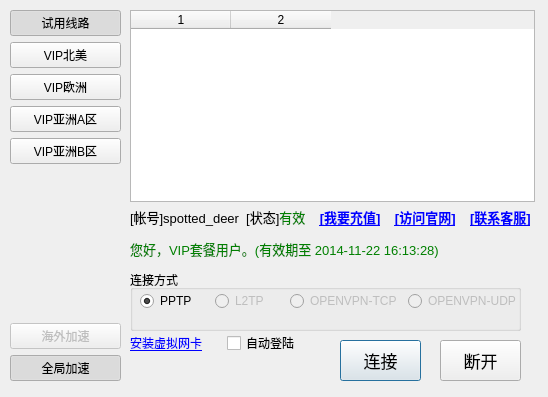
Before: the Qt Designer form listdialog.ui in aiguoyiyuan/vpn_linux, drawn with Qt 5.
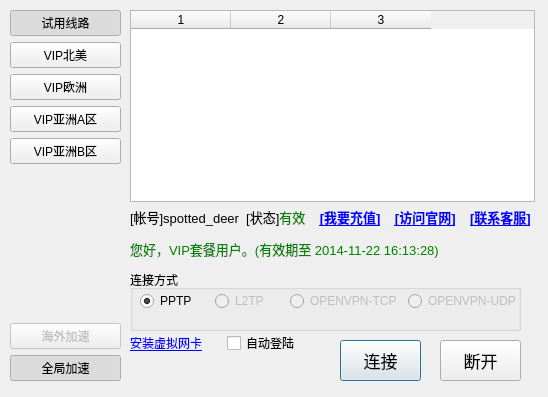
After: the same form once the commit is applied.

Commit message: table widget ok

Patch:
```diff
--- a/listdialog.ui
+++ b/listdialog.ui
@@ -327,10 +327,11 @@
     <set>QAbstractItemView::NoEditTriggers</set>
    </property>
    <property name="columnCount">
-    <number>2</number>
+    <number>3</number>
    </property>
    <column/>
    <column/>
+   <column/>
   </widget>
   <widget class="QWidget" name="layoutWidget">
    <property name="geometry">
```
Left out of the diff: 2 changed lines with no effect on the pictures. The commit also changes 3 other files.
